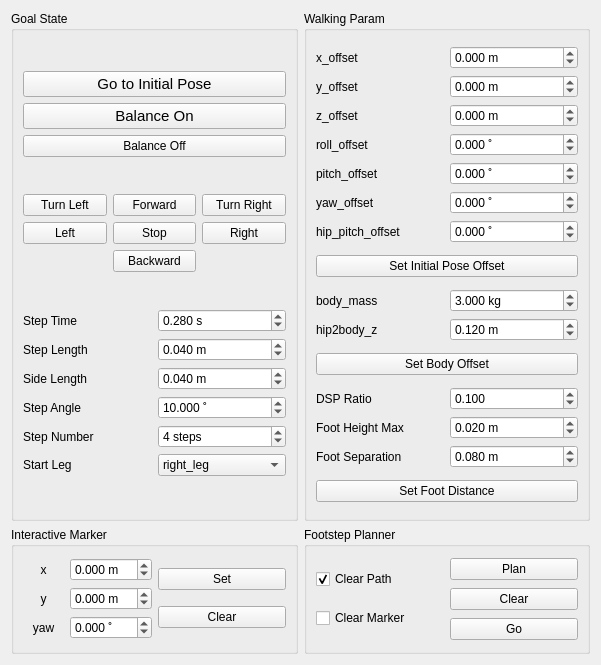
First picture: the form in op3_gui_demo/ui/preview_walking_form.ui, repository nyxrobotics/robotis_op3_tools, before the edit.
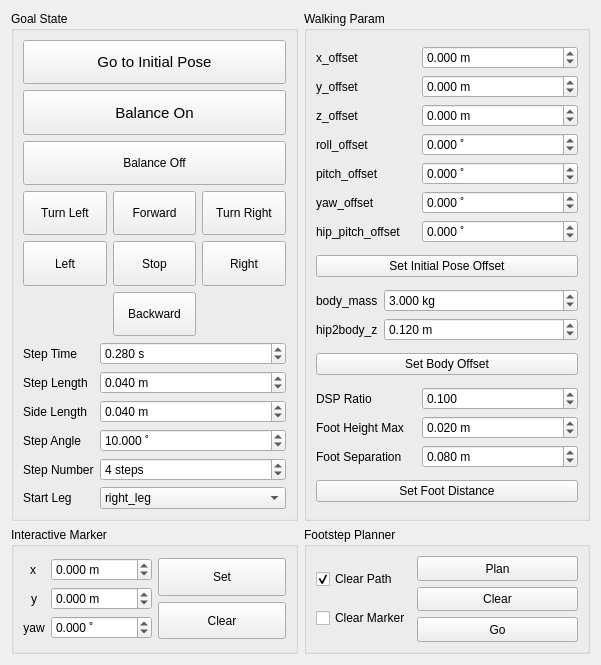
Second picture: the form after the edit.

Commit message: Edit size policy

Patch:
```diff
--- a/op3_gui_demo/ui/preview_walking_form.ui
+++ b/op3_gui_demo/ui/preview_walking_form.ui
@@ -38,6 +38,12 @@
          <layout class="QGridLayout" name="initial_button_gridLayout">
           <item row="0" column="1">
            <widget class="QPushButton" name="button_p_walking_init_pose">
+            <property name="sizePolicy">
+             <sizepolicy hsizetype="Preferred" vsizetype="Preferred">
+              <horstretch>0</horstretch>
+              <verstretch>0</verstretch>
+             </sizepolicy>
+            </property>
             <property name="minimumSize">
              <size>
               <width>100</width>
@@ -56,6 +62,12 @@
           </item>
           <item row="1" column="1">
            <widget class="QPushButton" name="button_p_walking_balance_on">
+            <property name="sizePolicy">
+             <sizepolicy hsizetype="Preferred" vsizetype="Preferred">
+              <horstretch>0</horstretch>
+              <verstretch>0</verstretch>
+             </sizepolicy>
+            </property>
             <property name="minimumSize">
              <size>
               <width>100</width>
@@ -74,6 +86,12 @@
           </item>
           <item row="2" column="1">
            <widget class="QPushButton" name="button_p_walking_balance_off">
+            <property name="sizePolicy">
+             <sizepolicy hsizetype="Preferred" vsizetype="Preferred">
+              <horstretch>0</horstretch>
+              <verstretch>0</verstretch>
+             </sizepolicy>
+            </property>
             <property name="minimumSize">
              <size>
               <width>100</width>
@@ -91,6 +109,12 @@
          <layout class="QGridLayout" name="step_params_gridLayout">
           <item row="2" column="0">
            <widget class="QLabel" name="label_37">
+            <property name="sizePolicy">
+             <sizepolicy hsizetype="Fixed" vsizetype="Preferred">
+              <horstretch>0</horstretch>
+              <verstretch>0</verstretch>
+             </sizepolicy>
+            </property>
             <property name="minimumSize">
              <size>
               <width>0</width>
@@ -312,6 +336,12 @@
          <layout class="QGridLayout" name="walk_button_gridLayout">
           <item row="2" column="1">
            <widget class="QPushButton" name="button_p_walking_backward">
+            <property name="sizePolicy">
+             <sizepolicy hsizetype="Preferred" vsizetype="Preferred">
+              <horstretch>0</horstretch>
+              <verstretch>0</verstretch>
+             </sizepolicy>
+            </property>
             <property name="minimumSize">
              <size>
               <width>40</width>
@@ -331,6 +361,12 @@
           </item>
           <item row="0" column="0">
            <widget class="QPushButton" name="button_p_walking_turn_l">
+            <property name="sizePolicy">
+             <sizepolicy hsizetype="Preferred" vsizetype="Preferred">
+              <horstretch>0</horstretch>
+              <verstretch>0</verstretch>
+             </sizepolicy>
+            </property>
             <property name="minimumSize">
              <size>
               <width>40</width>
@@ -350,6 +386,12 @@
           </item>
           <item row="1" column="0">
            <widget class="QPushButton" name="button_p_walking_left">
+            <property name="sizePolicy">
+             <sizepolicy hsizetype="Preferred" vsizetype="Preferred">
+              <horstretch>0</horstretch>
+              <verstretch>0</verstretch>
+             </sizepolicy>
+            </property>
             <property name="minimumSize">
              <size>
               <width>0</width>
@@ -369,6 +411,12 @@
           </item>
           <item row="1" column="1">
            <widget class="QPushButton" name="button_p_walking_stop">
+            <property name="sizePolicy">
+             <sizepolicy hsizetype="Preferred" vsizetype="Preferred">
+              <horstretch>0</horstretch>
+              <verstretch>0</verstretch>
+             </sizepolicy>
+            </property>
             <property name="minimumSize">
              <size>
               <width>40</width>
@@ -388,6 +436,12 @@
           </item>
           <item row="0" column="2">
            <widget class="QPushButton" name="button_p_walking_turn_r">
+            <property name="sizePolicy">
+             <sizepolicy hsizetype="Preferred" vsizetype="Preferred">
+              <horstretch>0</horstretch>
+              <verstretch>0</verstretch>
+             </sizepolicy>
+            </property>
             <property name="minimumSize">
              <size>
               <width>40</width>
@@ -407,6 +461,12 @@
           </item>
           <item row="0" column="1">
            <widget class="QPushButton" name="button_p_walking_forward">
+            <property name="sizePolicy">
+             <sizepolicy hsizetype="Preferred" vsizetype="Preferred">
+              <horstretch>0</horstretch>
+              <verstretch>0</verstretch>
+             </sizepolicy>
+            </property>
             <property name="minimumSize">
              <size>
               <width>40</width>
@@ -426,6 +486,12 @@
           </item>
           <item row="1" column="2">
            <widget class="QPushButton" name="button_p_walking_right">
+            <property name="sizePolicy">
+             <sizepolicy hsizetype="Preferred" vsizetype="Preferred">
+              <horstretch>0</horstretch>
+              <verstretch>0</verstretch>
+             </sizepolicy>
+            </property>
             <property name="minimumSize">
              <size>
               <width>40</width>
@@ -492,6 +558,12 @@
           </item>
           <item row="0" column="0">
            <widget class="QLabel" name="label_44">
+            <property name="sizePolicy">
+             <sizepolicy hsizetype="Fixed" vsizetype="Preferred">
+              <horstretch>0</horstretch>
+              <verstretch>0</verstretch>
+             </sizepolicy>
+            </property>
             <property name="minimumSize">
              <size>
               <width>0</width>
@@ -762,6 +834,12 @@
           </item>
           <item row="0" column="0">
            <widget class="QLabel" name="label_63">
+            <property name="sizePolicy">
+             <sizepolicy hsizetype="Fixed" vsizetype="Preferred">
+              <horstretch>0</horstretch>
+              <verstretch>0</verstretch>
+             </sizepolicy>
+            </property>
             <property name="minimumSize">
              <size>
               <width>100</width>
@@ -804,6 +882,12 @@
          <layout class="QGridLayout" name="walking_params_gridLayout">
           <item row="0" column="0">
            <widget class="QLabel" name="label_43">
+            <property name="sizePolicy">
+             <sizepolicy hsizetype="Fixed" vsizetype="Preferred">
+              <horstretch>0</horstretch>
+              <verstretch>0</verstretch>
+             </sizepolicy>
+            </property>
             <property name="minimumSize">
              <size>
               <width>100</width>
@@ -954,6 +1038,12 @@
          <layout class="QGridLayout" name="interactive_button_gridLayout">
           <item row="0" column="0">
            <widget class="QPushButton" name="button_marker_set">
+            <property name="sizePolicy">
+             <sizepolicy hsizetype="Preferred" vsizetype="Preferred">
+              <horstretch>0</horstretch>
+              <verstretch>0</verstretch>
+             </sizepolicy>
+            </property>
             <property name="minimumSize">
              <size>
               <width>60</width>
@@ -967,6 +1057,12 @@
           </item>
           <item row="1" column="0">
            <widget class="QPushButton" name="button_marker_clear">
+            <property name="sizePolicy">
+             <sizepolicy hsizetype="Preferred" vsizetype="Preferred">
+              <horstretch>0</horstretch>
+              <verstretch>0</verstretch>
+             </sizepolicy>
+            </property>
             <property name="minimumSize">
              <size>
               <width>0</width>
@@ -1050,6 +1146,12 @@
           </item>
           <item row="0" column="0">
            <widget class="QLabel" name="label_14">
+            <property name="sizePolicy">
+             <sizepolicy hsizetype="Fixed" vsizetype="Preferred">
+              <horstretch>0</horstretch>
+              <verstretch>0</verstretch>
+             </sizepolicy>
+            </property>
             <property name="minimumSize">
              <size>
               <width>20</width>
@@ -1126,6 +1228,12 @@
          <layout class="QGridLayout" name="footstep_param_gridLayout">
           <item row="0" column="0">
            <widget class="QCheckBox" name="checkBox_clear_path">
+            <property name="sizePolicy">
+             <sizepolicy hsizetype="Fixed" vsizetype="Fixed">
+              <horstretch>0</horstretch>
+              <verstretch>0</verstretch>
+             </sizepolicy>
+            </property>
             <property name="minimumSize">
              <size>
               <width>60</width>
@@ -1159,6 +1267,12 @@
          <layout class="QGridLayout" name="footstep_button_gridLayout">
           <item row="0" column="2">
            <widget class="QPushButton" name="button_footstep_plan">
+            <property name="sizePolicy">
+             <sizepolicy hsizetype="Preferred" vsizetype="Preferred">
+              <horstretch>0</horstretch>
+              <verstretch>0</verstretch>
+             </sizepolicy>
+            </property>
             <property name="minimumSize">
              <size>
               <width>60</width>
@@ -1172,6 +1286,12 @@
           </item>
           <item row="1" column="2">
            <widget class="QPushButton" name="button_footstep_clear">
+            <property name="sizePolicy">
+             <sizepolicy hsizetype="Preferred" vsizetype="Preferred">
+              <horstretch>0</horstretch>
+              <verstretch>0</verstretch>
+             </sizepolicy>
+            </property>
             <property name="minimumSize">
              <size>
               <width>0</width>
@@ -1185,6 +1305,12 @@
           </item>
           <item row="2" column="2">
            <widget class="QPushButton" name="button_footstep_go">
+            <property name="sizePolicy">
+             <sizepolicy hsizetype="Preferred" vsizetype="Preferred">
+              <horstretch>0</horstretch>
+              <verstretch>0</verstretch>
+             </sizepolicy>
+            </property>
             <property name="minimumSize">
              <size>
               <width>0</width>
```
Left out of the diff: 18 changed lines with no effect on the pictures. The commit also changes 1 other file.
